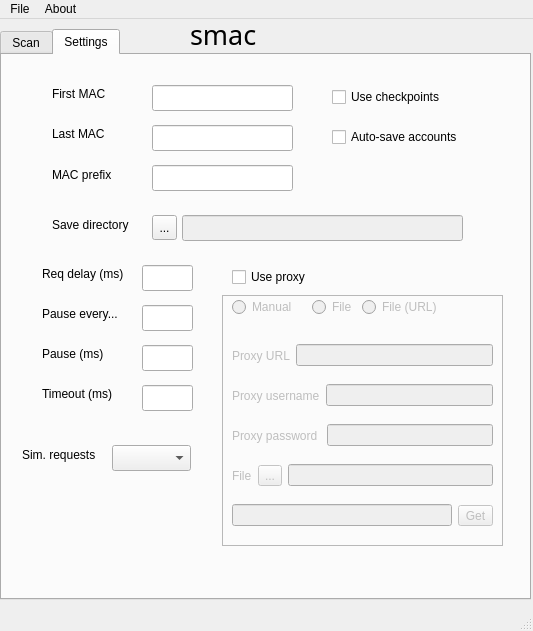
Qt form interface.ui (dougy147/smac) before a commit.
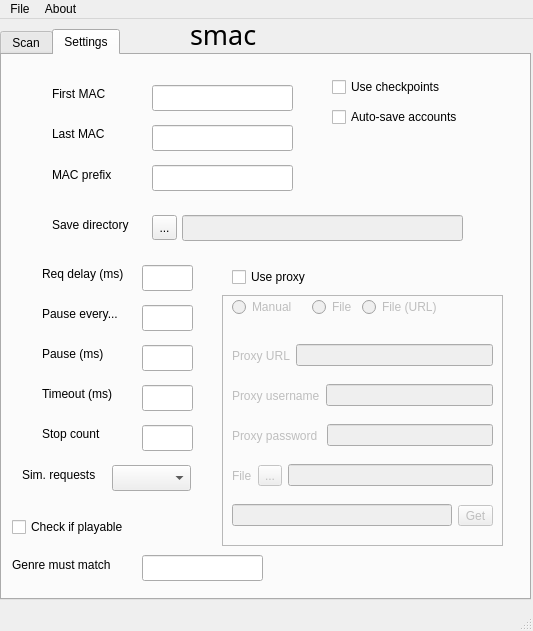
The same form after that commit. The open tabs and pages were chosen to show the change.

Commit message: GUI buttons/interations (mac-file,stop-count,playable,genre-regex)

Patch:
```diff
--- a/interface.ui
+++ b/interface.ui
@@ -282,7 +282,7 @@
       <property name="geometry">
        <rect>
         <x>330</x>
-        <y>70</y>
+        <y>50</y>
         <width>141</width>
         <height>24</height>
        </rect>
@@ -295,7 +295,7 @@
       <property name="geometry">
        <rect>
         <x>110</x>
-        <y>390</y>
+        <y>410</y>
         <width>79</width>
         <height>26</height>
        </rect>
@@ -305,7 +305,7 @@
       <property name="geometry">
        <rect>
         <x>20</x>
-        <y>390</y>
+        <y>410</y>
         <width>81</width>
         <height>20</height>
        </rect>
@@ -363,7 +363,7 @@
       <property name="geometry">
        <rect>
         <x>330</x>
-        <y>30</y>
+        <y>20</y>
         <width>141</width>
         <height>24</height>
        </rect>
@@ -699,6 +699,68 @@
        </property>
       </widget>
      </widget>
+     <widget class="QCheckBox" name="checkbox_settings_check_playable">
+      <property name="geometry">
+       <rect>
+        <x>10</x>
+        <y>460</y>
+        <width>161</width>
+        <height>24</height>
+       </rect>
+      </property>
+      <property name="text">
+       <string>Check if playable</string>
+      </property>
+     </widget>
+     <widget class="QLabel" name="label_15">
+      <property name="geometry">
+       <rect>
+        <x>10</x>
+        <y>500</y>
+        <width>121</width>
+        <height>20</height>
+       </rect>
+      </property>
+      <property name="text">
+       <string>Genre must match</string>
+      </property>
+     </widget>
+     <widget class="QLineEdit" name="entry_genre_match">
+      <property name="geometry">
+       <rect>
+        <x>140</x>
+        <y>500</y>
+        <width>121</width>
+        <height>26</height>
+       </rect>
+      </property>
+      <property name="text">
+       <string/>
+      </property>
+     </widget>
+     <widget class="QLineEdit" name="entry_stop_count">
+      <property name="geometry">
+       <rect>
+        <x>140</x>
+        <y>370</y>
+        <width>51</width>
+        <height>26</height>
+       </rect>
+      </property>
+     </widget>
+     <widget class="QLabel" name="label_16">
+      <property name="geometry">
+       <rect>
+        <x>40</x>
+        <y>370</y>
+        <width>91</width>
+        <height>18</height>
+       </rect>
+      </property>
+      <property name="text">
+       <string>Stop count</string>
+      </property>
+     </widget>
     </widget>
    </widget>
    <widget class="QLabel" name="label_3">
```
Left out of the diff: 32 changed lines with no effect on the pictures. The commit also changes 2 other files.
